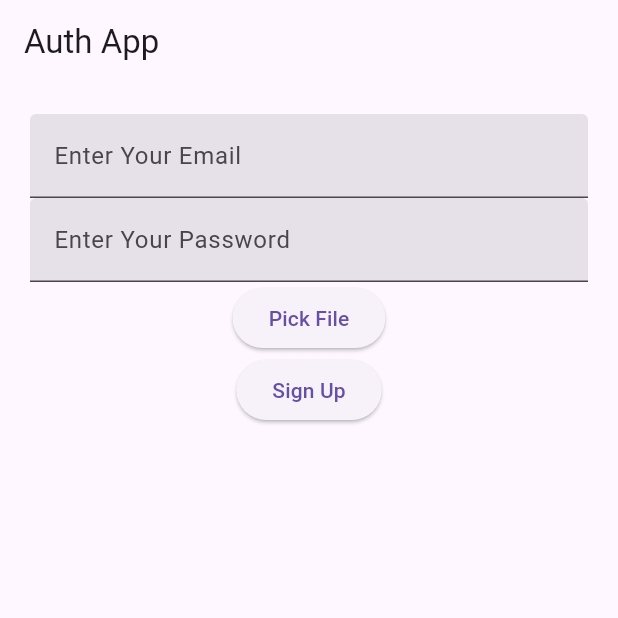
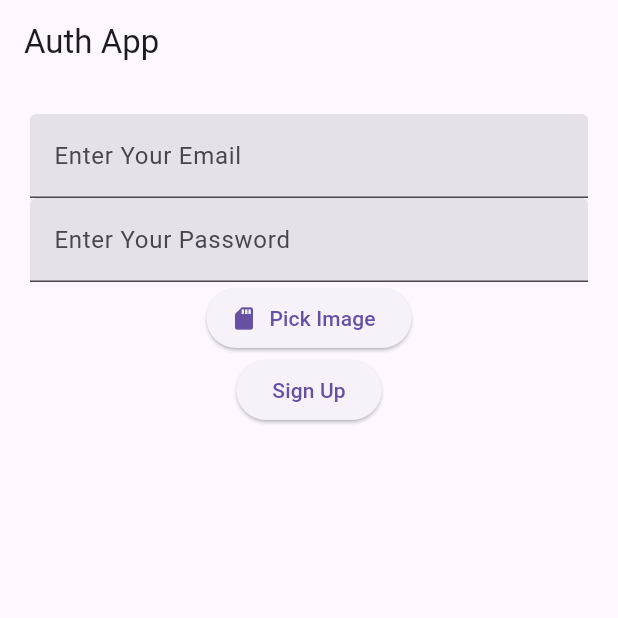
Before and after one commit to panchalbhavya2210/learning_flutter, a Flutter app: the screen it shows after launch, on a phone screen of 412 x 824 dp, the top half of it. Run offline on Flutter 3.47's test engine with Material 3 defaults, Android fonts, the phone set to English and light mode, and no system bars; our stand-ins replace file_picker, firebase_auth, firebase_core; accounts and stored records are empty.

Commit message:
add icons

```diff
--- a/auth_try_ft/lib/SignIn/signin.dart
+++ b/auth_try_ft/lib/SignIn/signin.dart
@@ -91,10 +91,12 @@ class _FormContainerState extends State<FormContainer> {
                 decoration: InputDecoration(
                     labelText: "Enter Your Password", filled: true),
               ),
+              ElevatedButton.icon(
+                  onPressed: pickFile,
+                  icon: Icon(Icons.sd_card),
+                  label: const Text("Pick Image")),
               ElevatedButton(
-                  onPressed: pickFile, child: const Text("Pick File")),
-              ElevatedButton(
-                  onPressed: registerUser, child: const Text("Sign Up"))
+                  onPressed: registerUser, child: const Text("Sign Up")),
             ],
           ),
         ),
```
